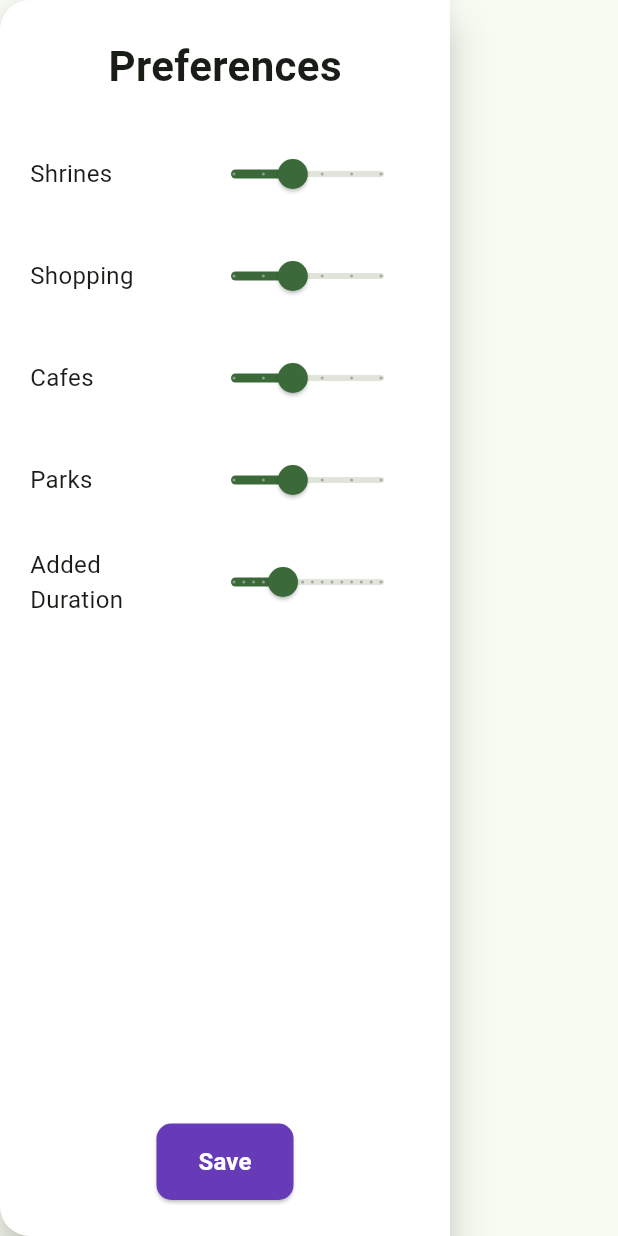
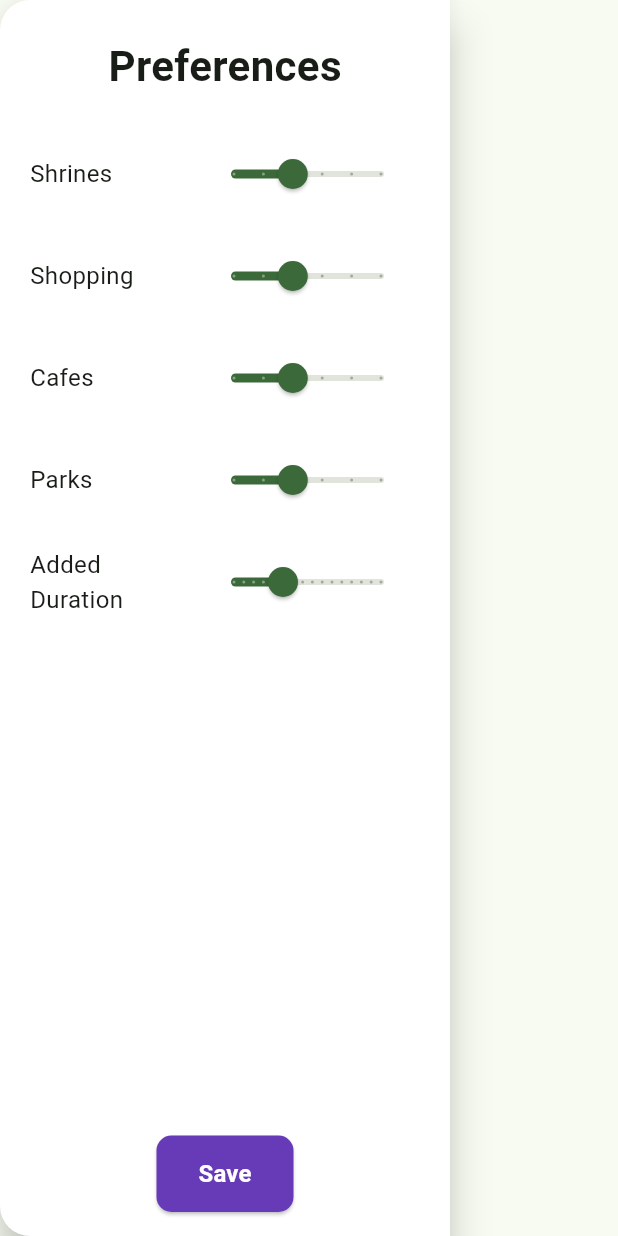
Before and after one commit to Komiyaki/SetaWalk, a Flutter app: the PreferencesDrawer widget shown alone on an empty page, opened directly with empty values, on a phone screen of 412 x 824 dp. Run offline on Flutter 3.47's test engine with Material 3 defaults, Android fonts, the phone set to English and light mode, and no system bars; our stand-ins replace geolocator, google_maps_flutter, lottie, supabase_flutter; accounts and stored records are empty.

Commit message:
Moved buttons down, centered text in search card, made go button always visible but greyed out

```diff
--- a/lib/features/home/widgets/preferences_drawer.dart
+++ b/lib/features/home/widgets/preferences_drawer.dart
@@ -34,7 +34,11 @@ class PreferencesDrawer extends StatelessWidget {
       color: Colors.white,
       child: SizedBox(
         width: 300,
-        child: Padding(
+        child: Column(
+          crossAxisAlignment: CrossAxisAlignment.start,
+          children: [
+            Expanded(
+              child: SingleChildScrollView(
                 padding: const EdgeInsets.symmetric(horizontal: 20, vertical: 24),
                 child: Column(
                   crossAxisAlignment: CrossAxisAlignment.start,
@@ -90,8 +94,13 @@ class PreferencesDrawer extends StatelessWidget {
                       divisions: 15,
                       onChanged: onAddedDurationChanged,
                     ),
-              const Spacer(),
-              Center(
+                  ],
+                ),
+              ),
+            ),
+            Padding(
+              padding: const EdgeInsets.symmetric(horizontal: 20, vertical: 16),
+              child: Center(
                 child: ElevatedButton(
                   onPressed: onSave,
                   style: ElevatedButton.styleFrom(
@@ -111,8 +120,8 @@ class PreferencesDrawer extends StatelessWidget {
                   ),
                 ),
               ),
+            ),
           ],
-          ),
         ),
       ),
     );
```
Also changed, not shown: lib/features/home/home_page.dart (+9 -5 lines), lib/features/home/widgets/search_card.dart (+36 -38 lines). Lines whose indentation alone changed are shown as unchanged.
